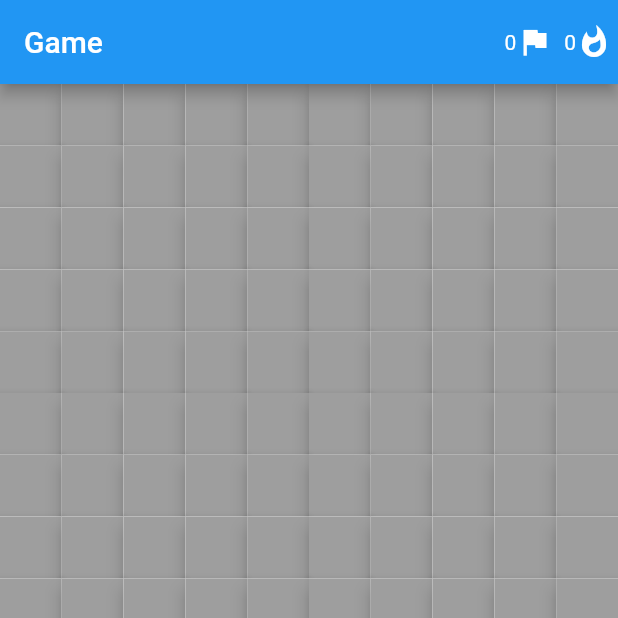
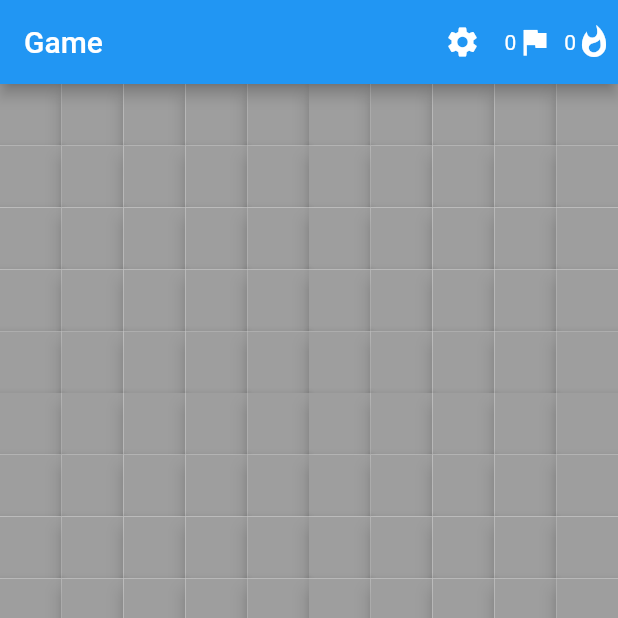
Before and after one commit to appstotz/minesweeper, a Flutter app: the screen it shows after launch, on a phone screen of 412 x 824 dp, the top half of it. Run offline on Flutter 3.47's test engine with Material 2 defaults, Android fonts, the phone set to English and light mode, and no system bars; our stand-ins replace rxdart.

Commit message:
implement settings to setup the board size and the bomb count

```diff
--- a/lib/game/widgets/GamePage.dart
+++ b/lib/game/widgets/GamePage.dart
@@ -2,6 +2,7 @@ import 'package:flutter/material.dart';
 import 'package:minesweeper/base/models/Game.dart';
 import 'package:minesweeper/game/logic/GameController.dart';
 import 'package:minesweeper/game/widgets/BoardWidget.dart';
+import 'package:minesweeper/main.dart';
 import 'package:provider/provider.dart';
 
 /// the page for the game
@@ -64,6 +65,12 @@ class GamePage extends StatelessWidget {
             appBar: AppBar(
               title: Text("Game"),
               actions: [
+                IconButton(
+                  icon: Icon(Icons.settings),
+                  onPressed: () {
+                    Navigator.pushNamed(context, MyApp.SETTINGS_ROUTE);
+                  },
+                ),
                 _BoardHeaderWidget(snapshot.data.flags, Icons.flag),
                 _BoardHeaderWidget(snapshot.data.bombCount, Icons.whatshot),
               ],
--- a/lib/main.dart
+++ b/lib/main.dart
@@ -1,6 +1,7 @@
 import 'package:flutter/material.dart';
 import 'package:minesweeper/game/logic/GameController.dart';
 import 'package:minesweeper/game/widgets/GamePage.dart';
+import 'package:minesweeper/settings/SettingsPage.dart';
 import 'package:provider/provider.dart';
 
 void main() {
@@ -8,6 +9,11 @@ void main() {
 }
 
 class MyApp extends StatefulWidget {
+
+  static const String GAME_ROUTE = "/game";
+
+  static const String SETTINGS_ROUTE = "/settings";
+
   @override
   _MyAppState createState() => _MyAppState();
 }
@@ -26,16 +32,16 @@ class _MyAppState extends State<MyApp> {
     _gameController.beginNewGame();
   }
 
-  static const String GAME_ROUTE = "/game";
-
-  static const String SETTINGS_ROUTE = "/settings";
-
   /// the routes for the app
   Map<String, Widget Function(BuildContext)> _routes = Map.unmodifiable(
     Map.fromEntries([
       MapEntry(
-        GAME_ROUTE,
+        MyApp.GAME_ROUTE,
         (context) => GamePage(),
+      ),
+      MapEntry(
+        MyApp.SETTINGS_ROUTE,
+        (context) => SettingsPage(),
       ),
     ]),
   );
@@ -47,7 +53,7 @@ class _MyAppState extends State<MyApp> {
       theme: ThemeData(
         primarySwatch: Colors.blue,
       ),
-      initialRoute: GAME_ROUTE,
+      initialRoute: MyApp.GAME_ROUTE,
       routes: _routes,
     );
 
```
Also changed, not shown: lib/settings/SettingsPage.dart (added, +92 -0 lines).
